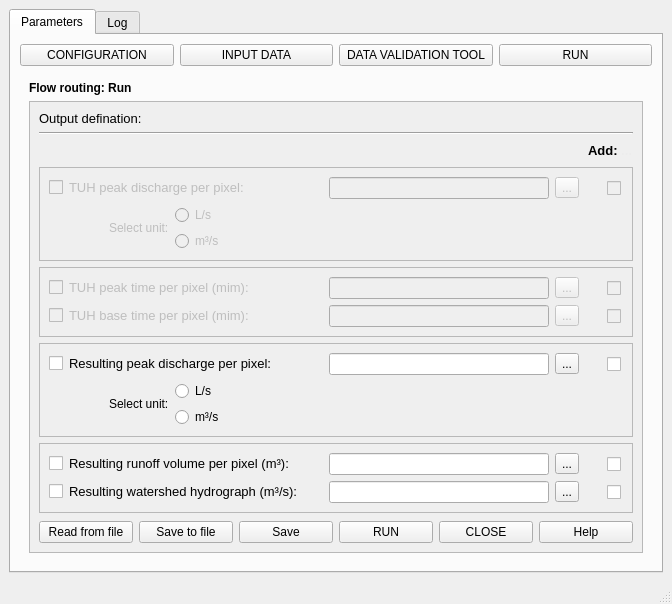
Old version of the form hidroPixel_dialog_flow_rout.ui in the repository pedmap/HidroPixel_test.
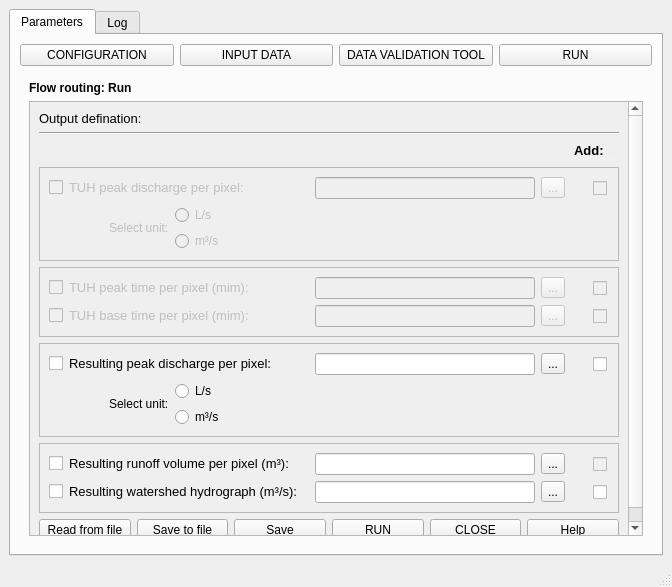
New version of the form. The open tabs and pages were chosen to show the change. Icons and pictures are not drawn.

Commit message: feat: update flow rounting functionality

The edit to the form file:
```diff
--- a/hidroPixel_dialog_flow_rout.ui
+++ b/hidroPixel_dialog_flow_rout.ui
@@ -7,7 +7,7 @@
     <x>0</x>
     <y>0</y>
     <width>672</width>
-    <height>604</height>
+    <height>587</height>
    </rect>
   </property>
   <property name="minimumSize">
@@ -1175,7 +1175,7 @@
                <property name="geometry">
                 <rect>
                  <x>0</x>
-                 <y>-67</y>
+                 <y>0</y>
                  <width>593</width>
                  <height>511</height>
                 </rect>
@@ -1860,7 +1860,7 @@
                        <item row="0" column="4">
                         <widget class="QCheckBox" name="ch_11_pg4">
                          <property name="enabled">
-                          <bool>true</bool>
+                          <bool>false</bool>
                          </property>
                          <property name="sizePolicy">
                           <sizepolicy hsizetype="Expanding" vsizetype="Fixed">
```
Left out of the diff: 6 changed lines with no effect on the pictures. The commit also changes 2 other files.
